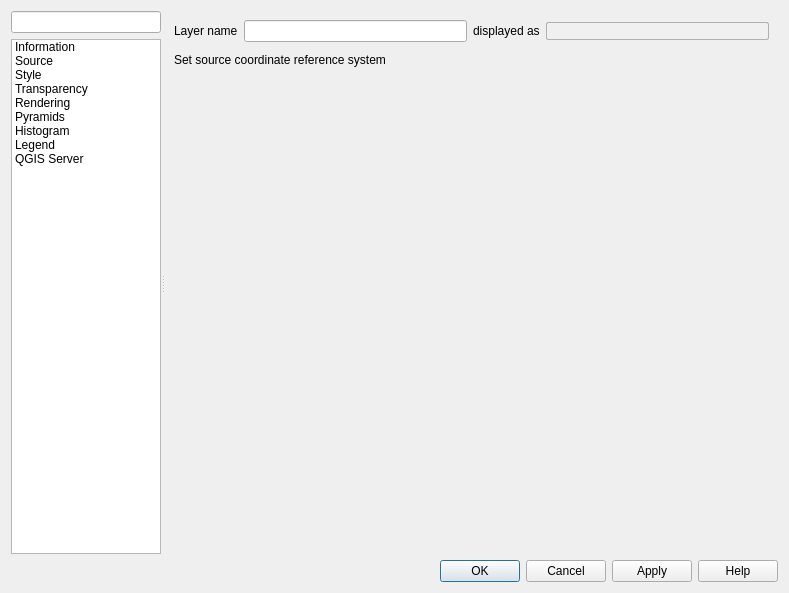
Before: the Qt Designer form src/ui/qgsrasterlayerpropertiesbase.ui in carsmie/QGIS, drawn with Qt 5.
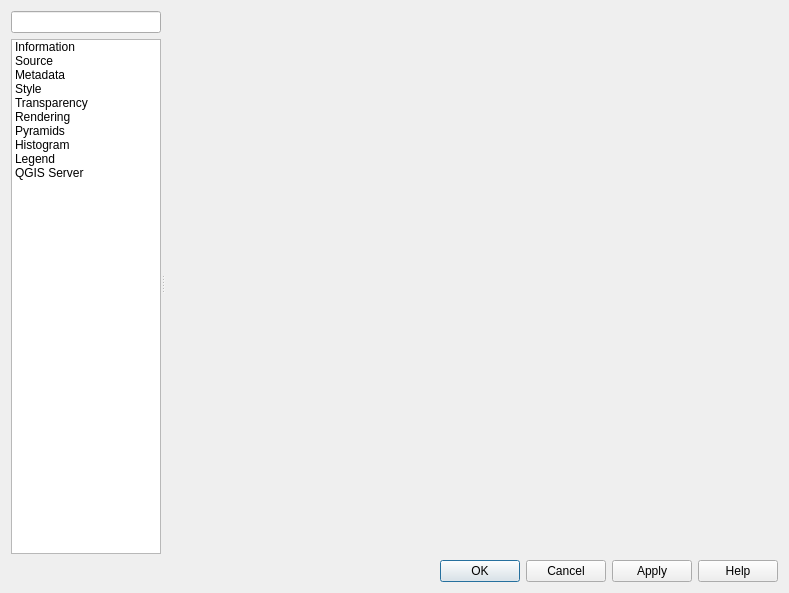
After: the same form once the commit is applied. Icons and pictures are not drawn. Custom widgets are drawn as their Qt base class.

Commit message:
[FEATURE] [needs-docs] Metadata editor
Adds a new metadata tab to layer properties, representing the new metadata model from QEP #91

What changed in the file:
```diff
--- a/src/ui/qgsrasterlayerpropertiesbase.ui
+++ b/src/ui/qgsrasterlayerpropertiesbase.ui
@@ -110,6 +110,15 @@
             <normaloff>:/images/themes/default/propertyicons/system.svg</normaloff>:/images/themes/default/propertyicons/system.svg</iconset>
           </property>
          </item>
+         <item>
+          <property name="text">
+           <string>Metadata</string>
+          </property>
+          <property name="icon">
+           <iconset resource="../../images/images.qrc">
+            <normaloff>:/images/themes/default/propertyicons/editmetadata.svg</normaloff>:/images/themes/default/propertyicons/editmetadata.svg</iconset>
+          </property>
+         </item>
          <item>
           <property name="text">
            <string>Style</string>
@@ -227,7 +236,7 @@
           </sizepolicy>
          </property>
          <property name="currentIndex">
-          <number>1</number>
+          <number>2</number>
          </property>
          <widget class="QWidget" name="mOptsPage_Information">
           <layout class="QVBoxLayout" name="verticalLayout_20">
@@ -342,6 +351,20 @@
            </item>
           </layout>
          </widget>
+         <widget class="QWidget" name="mOptsPage_Metadata">
+          <layout class="QVBoxLayout" name="verticalLayout_13">
+           <item>
+            <widget class="QFrame" name="metadataFrame">
+             <property name="frameShape">
+              <enum>QFrame::NoFrame</enum>
+             </property>
+             <property name="frameShadow">
+              <enum>QFrame::Raised</enum>
+             </property>
+            </widget>
+           </item>
+          </layout>
+         </widget>
          <widget class="QWidget" name="mOptsPage_Style">
           <layout class="QVBoxLayout" name="verticalLayout_14">
            <property name="leftMargin">
```
The commit also changes 20 other files.
